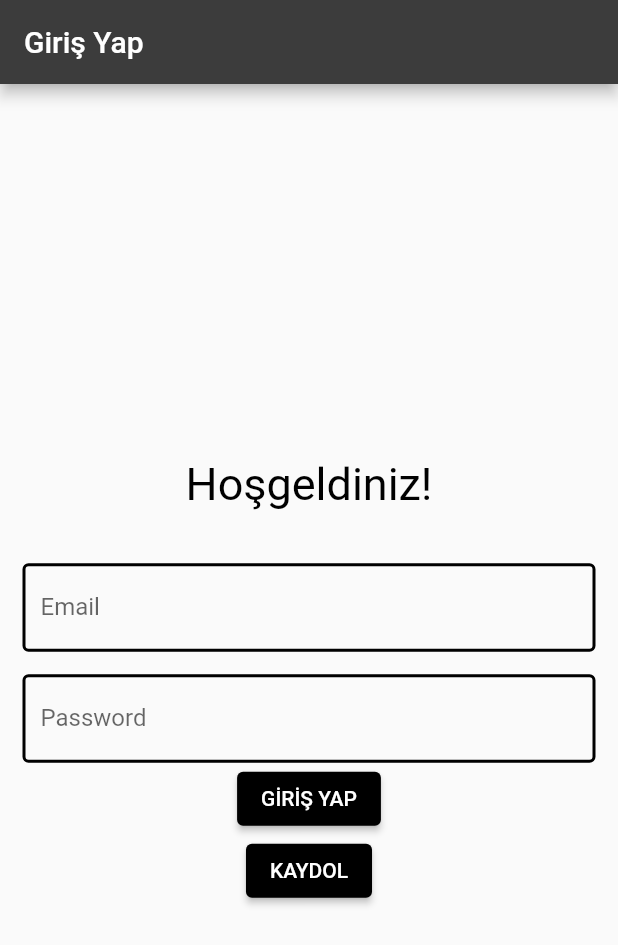
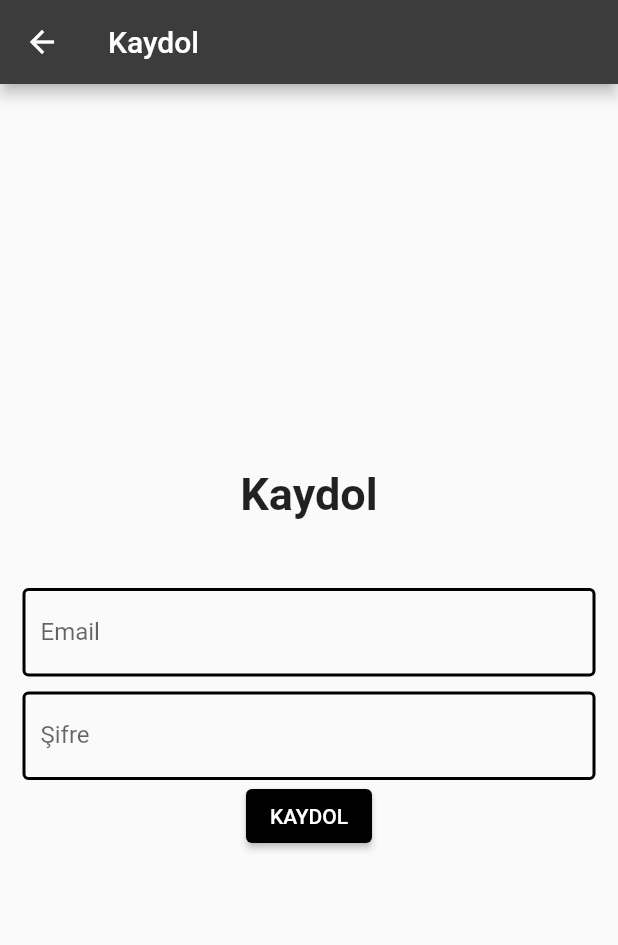
Before and after one commit to serifegnll/meeting_reminder, a Flutter app: the screen it shows after launch, after a tap on "KAYDOL", on a phone screen of 412 x 824 dp. Shown: the top 945 px of the screen. Run offline on Flutter 3.47's test engine with Material 2 defaults, Android fonts, the phone set to English and light mode, and no system bars; our stand-ins replace cloud_firestore, firebase_auth, firebase_core, firebase_messaging, flutter_countdown_timer, flutter_datetime_picker; accounts and stored records are empty; network calls fail.

```diff
--- /dev/null
+++ b/meetingreminder_project/lib/add_user.dart
@@ -0,0 +1,112 @@
+import 'package:cloud_firestore/cloud_firestore.dart';
+import 'package:firebase_auth/firebase_auth.dart';
+import 'package:flutter/material.dart';
+
+import 'main.dart';
+
+class AddUserPage extends StatefulWidget {
+  @override
+  _AddUserPageState createState() => _AddUserPageState();
+}
+
+class _AddUserPageState extends State<AddUserPage> {
+  FirebaseAuth auth = FirebaseAuth.instance;
+  String email = "";
+  String password = "";
+  int login = 0;
+  final emailController = TextEditingController();
+  final sifreController = TextEditingController();
+
+  @override
+  Widget build(BuildContext context) {
+    return Scaffold(
+        appBar: AppBar(title: Text('Kaydol')),
+        body: Center(
+            child: Column(
+              mainAxisAlignment: MainAxisAlignment.center,
+          children: [
+            Text(
+              "Kaydol\n",
+              style: TextStyle(fontSize: 30,fontWeight: FontWeight.bold),
+            ),
+            SizedBox(height: 10),
+            Padding(
+                padding: EdgeInsets.symmetric(horizontal: 15),
+                child: TextField(
+                    controller: emailController,
+                    decoration: InputDecoration(
+                        border: OutlineInputBorder(
+                          borderSide:
+                              BorderSide(color: Colors.black, width: 2.0),
+                        ),
+                        enabledBorder: OutlineInputBorder(
+                          borderSide:
+                              BorderSide(color: Colors.black, width: 2.0),
+                        ),
+                        focusedBorder: OutlineInputBorder(
+                          borderSide:
+                              const BorderSide(color: Colors.grey, width: 2.0),
+                        ),
+                        labelText: 'Email',
+                        hintText: 'Email adresiniz'))),
+            SizedBox(height: 10),
+            Padding(
+                padding: EdgeInsets.symmetric(horizontal: 15),
+                child: TextField(
+                    controller: sifreController,
+
+                    decoration: InputDecoration(
+                        border: OutlineInputBorder(
+                          borderSide:
+                              BorderSide(color: Colors.black, width: 2.0),
+                        ),
+                        enabledBorder: OutlineInputBorder(
+                          borderSide:
+                              BorderSide(color: Colors.black, width: 2.0),
+                        ),
+                        focusedBorder: OutlineInputBorder(
+                          borderSide:
+                              const BorderSide(color: Colors.grey, width: 2.0),
+                        ),
+                        labelText: 'Şifre',
+                        hintText: 'Şifre adresiniz'))),
+            Padding(
+              padding: EdgeInsets.symmetric(horizontal: 15),
+              child: Column(children: [
+                ElevatedButton(
+                    style: ButtonStyle(
+                      backgroundColor: MaterialStateProperty.all(Colors.black),
+                    ),
+                    onPressed: () {
+                      email = emailController.text;
+                      password = sifreController.text;
+                      userEkle();
+                      Navigator.push(context,
+                          MaterialPageRoute(builder: (context) => LoginPage()));
+
+
+
+                    },
+                    child: Text("KAYDOL"))
+              ]),
+            )
+          ],
+        )));
+  }
+
+  userEkle() async{
+
+    try {
+      var _userCredential = await auth.createUserWithEmailAndPassword(
+          email: email, password: password);
+      debugPrint(_userCredential.toString());
+      login = 1;
+    } catch (e) {
+      login = 0;
+      //print(e.toString());
+    }
+    return login;
+
+
+  }
+}
--- a/meetingreminder_project/lib/main.dart
+++ b/meetingreminder_project/lib/main.dart
@@ -1,10 +1,11 @@
-
 import 'package:firebase_messaging/firebase_messaging.dart';
 import 'package:flutter/material.dart';
 import 'package:firebase_core/firebase_core.dart';
+import 'package:meetingreminder_project/add_user.dart';
 import 'package:meetingreminder_project/reminder_page.dart';
 import 'firebase_options.dart';
 import 'package:firebase_auth/firebase_auth.dart';
+import 'add_meeting.dart';
 
 void main() async {
   WidgetsFlutterBinding.ensureInitialized();
@@ -12,21 +13,21 @@ void main() async {
     options: DefaultFirebaseOptions.currentPlatform,
   );
   runApp(MyApp());
+
 }
 
 class MyApp extends StatelessWidget {
-
   FirebaseMessaging messaging = FirebaseMessaging.instance;
 
   @override
   Widget build(BuildContext context) {
     messaging.subscribeToTopic("messaging");
     return MaterialApp(
+      debugShowCheckedModeBanner: false,
       theme: ThemeData(
-        appBarTheme: AppBarTheme(
-          color: const Color.fromARGB(255, 60, 60, 60),
-        )
-      ),
+          appBarTheme: AppBarTheme(
+        color: const Color.fromARGB(255, 60, 60, 60),
+      )),
       home: LoginPage(),
     );
   }
@@ -51,6 +52,7 @@ class _LoginPageState extends State<LoginPage> {
   void fcmSubscribe() {
     firebaseMessaging.subscribeToTopic('TopicToListen');
   }
+
   @override
   void initState() {
     fcmSubscribe();
@@ -96,12 +98,17 @@ class _LoginPageState extends State<LoginPage> {
                       controller: myEmailController,
                       decoration: InputDecoration(
                           border: OutlineInputBorder(
-                            borderSide: BorderSide(color: Colors.black, width: 2.0),
+                            borderSide:
+                                BorderSide(color: Colors.black, width: 2.0),
                           ),
                           enabledBorder: OutlineInputBorder(
-                            borderSide: BorderSide(color: Colors.black, width: 2.0),),
-                          focusedBorder:OutlineInputBorder(
-                            borderSide: const BorderSide(color: Colors.grey, width: 2.0),),
+                            borderSide:
+                                BorderSide(color: Colors.black, width: 2.0),
+                          ),
+                          focusedBorder: OutlineInputBorder(
+                            borderSide: const BorderSide(
+                                color: Colors.grey, width: 2.0),
+                          ),
                           labelText: 'Email',
                           hintText: 'Enter your e-mail adress'))),
               Padding(
@@ -116,9 +123,12 @@ class _LoginPageState extends State<LoginPage> {
                         borderSide: BorderSide(color: Colors.black, width: 2.0),
                       ),
                       enabledBorder: OutlineInputBorder(
-                        borderSide: BorderSide(color: Colors.black, width: 2.0),),
-                      focusedBorder:OutlineInputBorder(
-                        borderSide: const BorderSide(color: Colors.grey, width: 2.0),),
+                        borderSide: BorderSide(color: Colors.black, width: 2.0),
+                      ),
+                      focusedBorder: OutlineInputBorder(
+                        borderSide:
+                            const BorderSide(color: Colors.grey, width: 2.0),
+                      ),
                       labelText: 'Password',
                       hintText: 'Password'),
                 ),
@@ -139,7 +149,27 @@ class _LoginPageState extends State<LoginPage> {
                             MaterialPageRoute(
                                 builder: (context) => ReminderPage()));
                       } else {
-                        //buraya error mesajını pop up gibi bişeyle götermem lazım
+                        showDialog(
+                            context: context,
+                            builder: (BuildContext context) {
+                              return AlertDialog(
+
+                                  title: new Text("Giriş Yapılamadı"),
+                                  content: new Text(
+                                      "Lütfen giriş bilgilierinizi kontrol ediniz."),
+                                  actions: <Widget>[
+                                    // usually buttons at the bottom of the dialog
+                                    ElevatedButton(
+                                      style: ButtonStyle(
+                                        backgroundColor: MaterialStateProperty.all(Colors.black),
+                                      ),
+                                      child: new Text("Tamam"),
+                                      onPressed: () {
+                                        Navigator.of(context).pop();
+                                      },
+                                    ),
+                                  ]);
+                            });
                       }
                     },
                     child: Text("GİRİŞ YAP")),
@@ -152,6 +182,10 @@ class _LoginPageState extends State<LoginPage> {
                       backgroundColor: MaterialStateProperty.all(Colors.black),
                     ),
                     onPressed: () {
+                      Navigator.push(
+                          context,
+                          MaterialPageRoute(
+                              builder: (context) => AddUserPage()));
                       _email = myEmailController.text;
                       _password = myPassController.text;
                       createUserEmailAndPassword();
```
Also changed, not shown: meetingreminder_project/lib/add_meeting.dart (+16 -4 lines), meetingreminder_project/lib/reminder_page.dart (+93 -44 lines), meetingreminder_project/lib/expired_meetings.dart (added).
